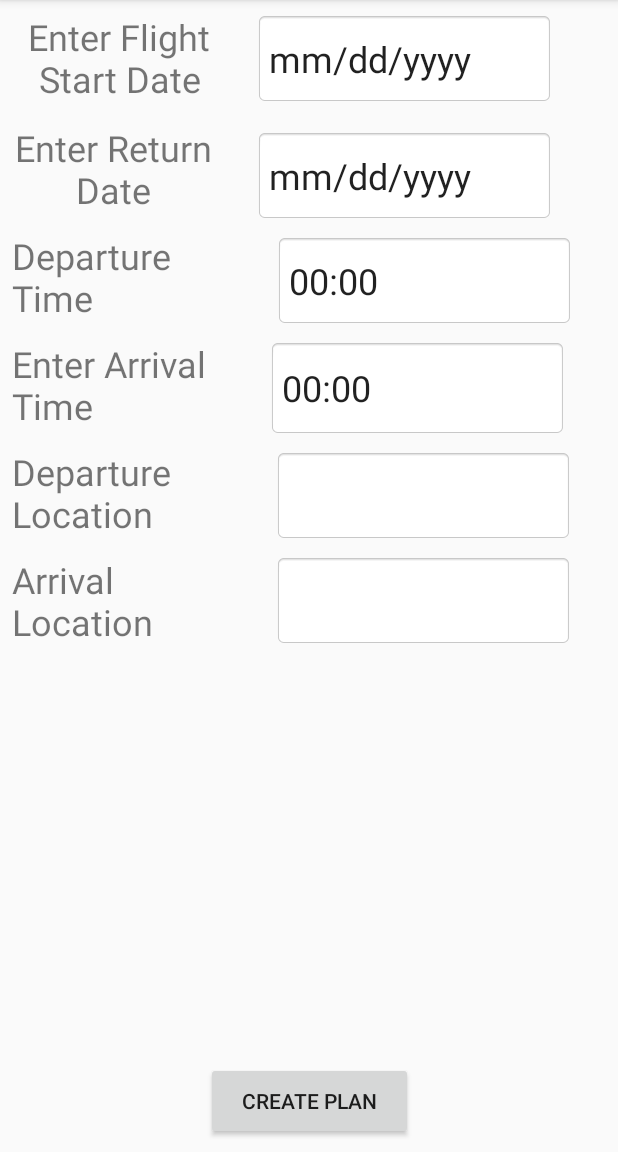
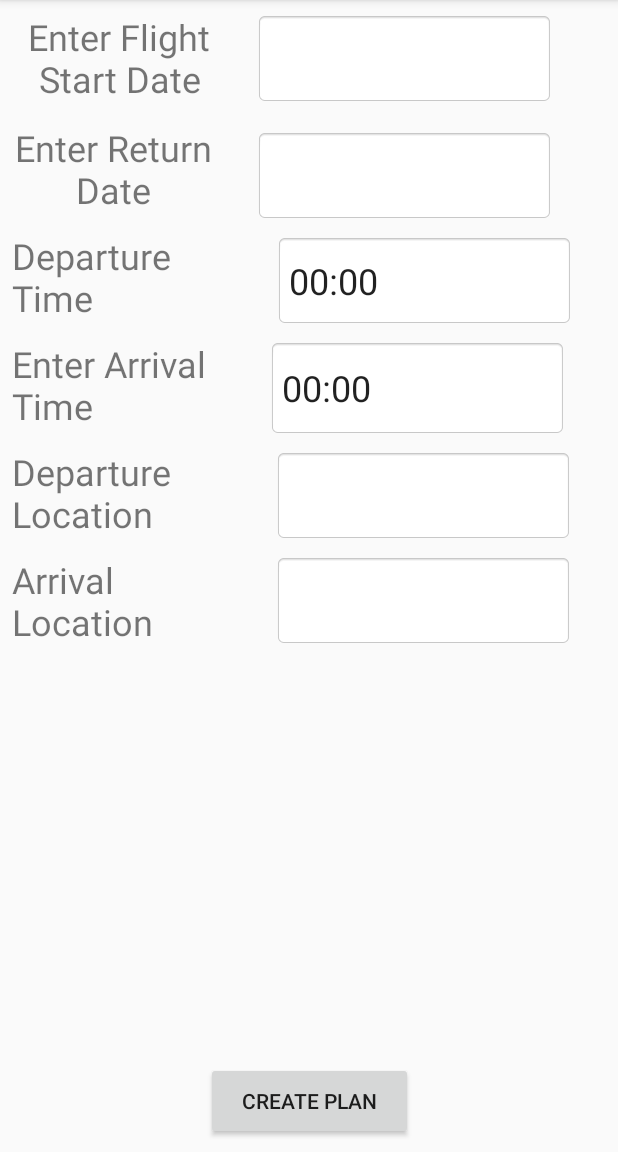
Before and after one commit to Drygioni/TravelPlan, an Android app: the Newtrip screen opened directly, with no data from a screen before it, on a phone screen of 412 x 824 dp, the part 84-1236 px from its top. Run offline under Robolectric (Android 15) with nearby library versions, the phone set to English and light mode, and no system bars; our stand-ins replace Firebase (no records; nobody signed in at launch, a user with empty details on screens opened directly).

Commit message:
fixed DateInput

```diff
--- a/app/src/main/java/com/example/jaredboese/travelplan/MainActivity.java
+++ b/app/src/main/java/com/example/jaredboese/travelplan/MainActivity.java
@@ -1,15 +1,13 @@
 package com.example.jaredboese.travelplan;
 
 import android.content.Intent;
+import android.os.Bundle;
 import android.support.annotation.NonNull;
-import android.support.v7.app.AppCompatActivity;
-import android.os.Bundle;
 import android.util.Log;
 import android.view.View;
 import android.widget.Button;
+
 import com.google.firebase.auth.FirebaseAuth;
-
-import com.google.android.gms.auth.api.signin.GoogleSignInOptions;
 import com.google.firebase.auth.FirebaseUser;
 
 public class MainActivity extends CoreActivity {
--- a/app/src/main/java/com/example/jaredboese/travelplan/Newtrip.java
+++ b/app/src/main/java/com/example/jaredboese/travelplan/Newtrip.java
@@ -1,28 +1,11 @@
 package com.example.jaredboese.travelplan;
 
-import android.app.Activity;
 import android.os.Bundle;
 import android.support.annotation.Nullable;
-import android.text.Editable;
-import android.text.TextWatcher;
-import android.util.Log;
 import android.view.View;
 import android.view.View.OnClickListener;
-import android.widget.ArrayAdapter;
 import android.widget.Button;
 import android.widget.EditText;
-import android.widget.ListView;
-
-import com.google.firebase.database.DatabaseReference;
-import com.google.firebase.database.FirebaseDatabase;
-
-import java.text.DateFormat;
-import java.text.SimpleDateFormat;
-import java.util.ArrayList;
-import java.util.Calendar;
-import java.util.Date;
-
-import static com.example.jaredboese.travelplan.CoreActivity.TAG;
 
 /**
  * Created by Jared Boese on 10/17/2017.
@@ -64,8 +47,8 @@ public class Newtrip extends CoreActivity {
         Addbutton = (Button)findViewById(R.id.button2);
 
 
-        StartDate.setText("mm/dd/yyyy");
-        EndDate.setText("mm/dd/yyyy");
+        new DateInput(StartDate);
+        new DateInput(EndDate);
 
         //init Database
       //  mRef = FirebaseDatabase.getInstance().getReference();
--- a/app/src/main/java/com/example/jaredboese/travelplan/Prefs.java
+++ b/app/src/main/java/com/example/jaredboese/travelplan/Prefs.java
@@ -6,7 +6,7 @@ import android.content.SharedPreferences;
 import java.util.HashSet;
 import java.util.Set;
 
-import static com.example.jaredboese.travelplan.Util.*;
+import static com.example.jaredboese.travelplan.Util.eq;
 
 /**
  * Created by Jared Boese on 12/4/2017.
```
Also changed, not shown: app/src/main/java/com/example/jaredboese/travelplan/ViewTrip.java (+0 -7 lines).
